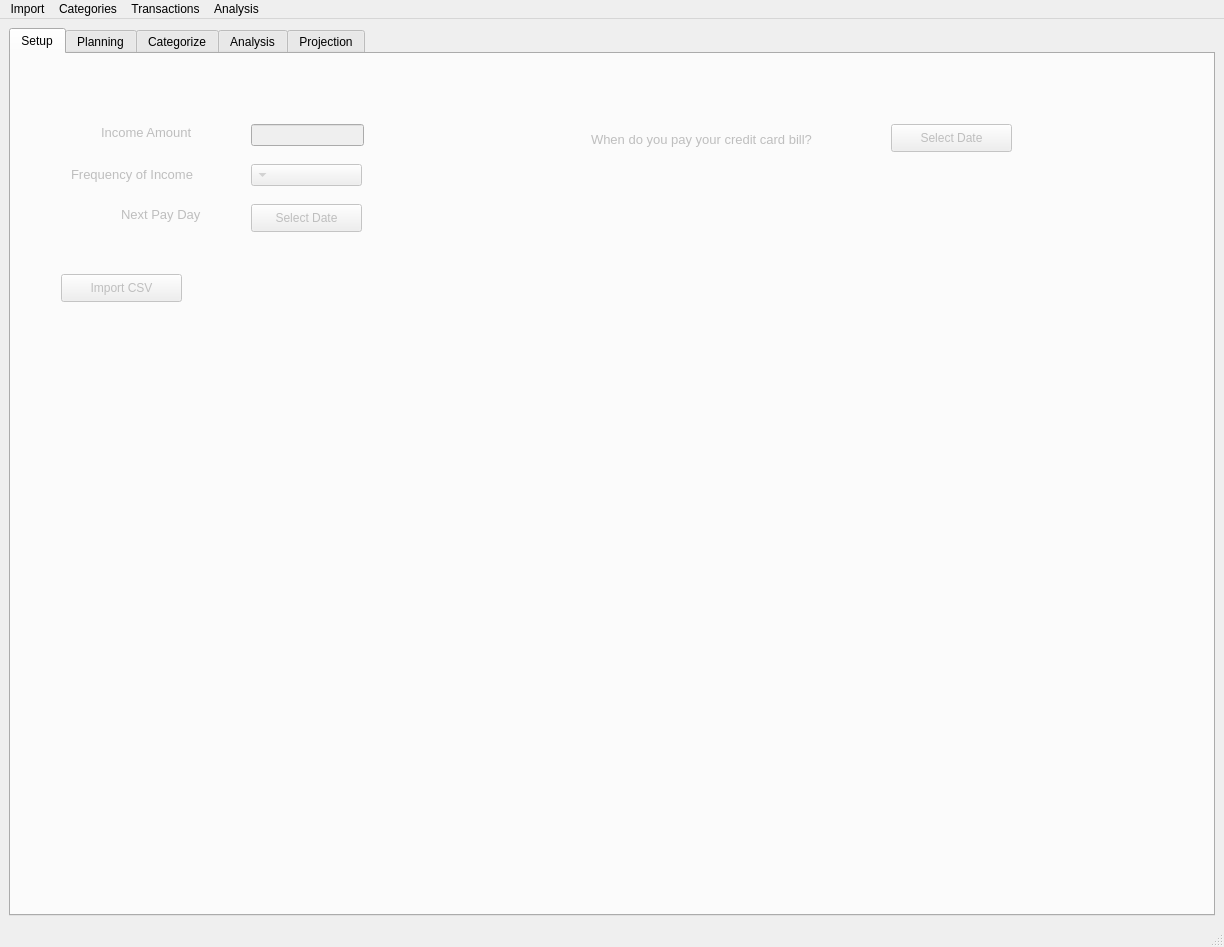
Above: realwindow.ui from robscott1/TransactionSorter before the change. Below: the same form after it.
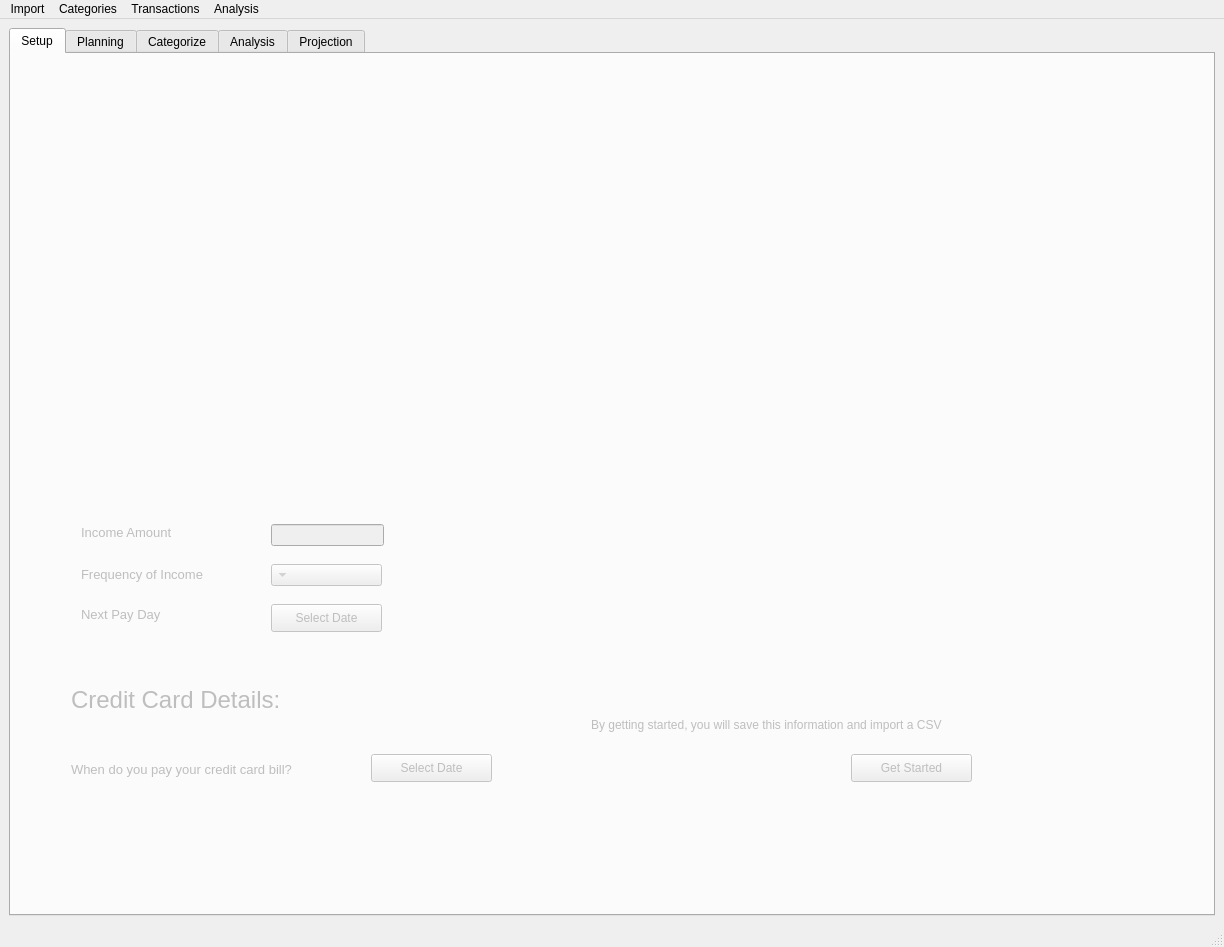
That is the form after the change.

Commit message: Improved "Setup" window with instructions for user input

```diff
--- a/realwindow.ui
+++ b/realwindow.ui
@@ -15,7 +15,7 @@
   </property>
   <widget class="QWidget" name="centralwidget">
    <layout class="QGridLayout" name="gridLayout">
-    <item row="0" column="1">
+    <item row="0" column="0">
      <widget class="QTabWidget" name="TabWidget">
       <property name="acceptDrops">
        <bool>true</bool>
@@ -42,8 +42,8 @@
        <widget class="QLabel" name="label_9">
         <property name="geometry">
          <rect>
-          <x>90</x>
-          <y>70</y>
+          <x>70</x>
+          <y>470</y>
           <width>141</width>
           <height>16</height>
          </rect>
@@ -60,8 +60,8 @@
        <widget class="QLineEdit" name="incomeAmount">
         <property name="geometry">
          <rect>
-          <x>240</x>
-          <y>70</y>
+          <x>260</x>
+          <y>470</y>
           <width>113</width>
           <height>22</height>
          </rect>
@@ -70,8 +70,8 @@
        <widget class="QComboBox" name="payDayFreq">
         <property name="geometry">
          <rect>
-          <x>240</x>
-          <y>110</y>
+          <x>260</x>
+          <y>510</y>
           <width>111</width>
           <height>22</height>
          </rect>
@@ -80,8 +80,8 @@
        <widget class="QLabel" name="label_12">
         <property name="geometry">
          <rect>
-          <x>60</x>
-          <y>110</y>
+          <x>70</x>
+          <y>510</y>
           <width>171</width>
           <height>20</height>
          </rect>
@@ -98,8 +98,8 @@
        <widget class="QPushButton" name="payDayCalendar">
         <property name="geometry">
          <rect>
-          <x>240</x>
-          <y>150</y>
+          <x>260</x>
+          <y>550</y>
           <width>111</width>
           <height>28</height>
          </rect>
@@ -111,8 +111,8 @@
        <widget class="QLabel" name="label_13">
         <property name="geometry">
          <rect>
-          <x>110</x>
-          <y>150</y>
+          <x>70</x>
+          <y>550</y>
           <width>111</width>
           <height>20</height>
          </rect>
@@ -129,8 +129,8 @@
        <widget class="QPushButton" name="creditCardPaymentDay">
         <property name="geometry">
          <rect>
-          <x>880</x>
-          <y>70</y>
+          <x>360</x>
+          <y>700</y>
           <width>121</width>
           <height>28</height>
          </rect>
@@ -142,8 +142,8 @@
        <widget class="QLabel" name="label_14">
         <property name="geometry">
          <rect>
-          <x>580</x>
-          <y>70</y>
+          <x>60</x>
+          <y>700</y>
           <width>291</width>
           <height>31</height>
          </rect>
@@ -160,14 +160,71 @@
        <widget class="QPushButton" name="importCSVBtn">
         <property name="geometry">
          <rect>
-          <x>50</x>
-          <y>220</y>
+          <x>840</x>
+          <y>700</y>
           <width>121</width>
           <height>28</height>
          </rect>
         </property>
         <property name="text">
-         <string>Import CSV</string>
+         <string>Get Started</string>
+        </property>
+       </widget>
+       <widget class="QLabel" name="label_15">
+        <property name="geometry">
+         <rect>
+          <x>60</x>
+          <y>630</y>
+          <width>271</width>
+          <height>31</height>
+         </rect>
+        </property>
+        <property name="font">
+         <font>
+          <pointsize>18</pointsize>
+         </font>
+        </property>
+        <property name="text">
+         <string>Credit Card Details:</string>
+        </property>
+       </widget>
+       <widget class="QLabel" name="payDaySavedLabel">
+        <property name="geometry">
+         <rect>
+          <x>400</x>
+          <y>550</y>
+          <width>91</width>
+          <height>31</height>
+         </rect>
+        </property>
+        <property name="text">
+         <string/>
+        </property>
+       </widget>
+       <widget class="QLabel" name="creditSavedLabel">
+        <property name="geometry">
+         <rect>
+          <x>500</x>
+          <y>700</y>
+          <width>101</width>
+          <height>31</height>
+         </rect>
+        </property>
+        <property name="text">
+         <string/>
+        </property>
+       </widget>
+       <widget class="QLabel" name="label_16">
+        <property name="geometry">
+         <rect>
+          <x>580</x>
+          <y>650</y>
+          <width>391</width>
+          <height>41</height>
+         </rect>
+        </property>
+        <property name="text">
+         <string>By getting started, you will save this information and import a CSV</string>
         </property>
        </widget>
       </widget>
```
